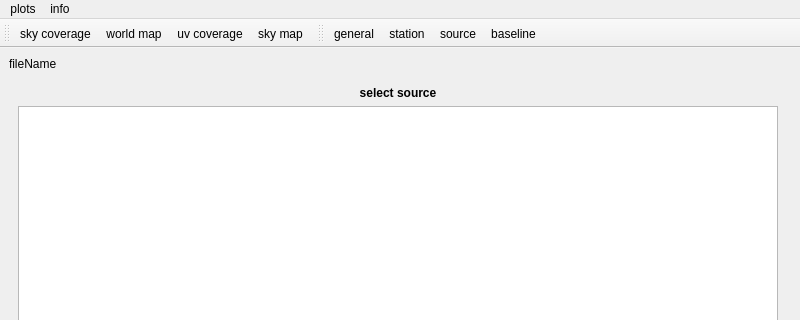
First picture: the form in secondaryGUIs/vieschedpp_analyser.ui, repository TUW-VieVS/VieSchedppGUI, before the edit; both pictures show x 0 to 800 and y 0 to 320 of the 800 by 751 pixel window.
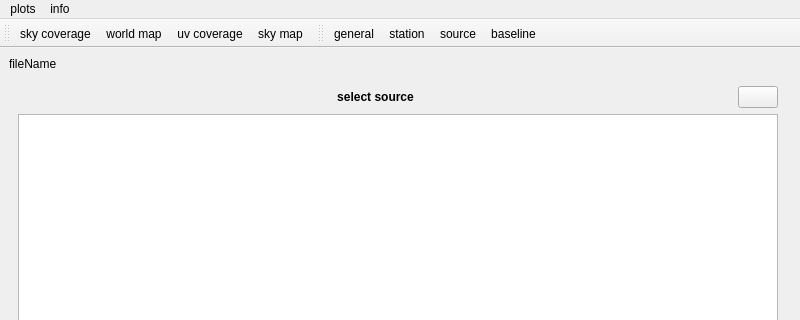
Second picture: the form after the edit. The open tabs and pages were chosen to show the change. Icons and pictures are not drawn.

What changed in the file:
```diff
--- a/secondaryGUIs/vieschedpp_analyser.ui
+++ b/secondaryGUIs/vieschedpp_analyser.ui
@@ -1066,6 +1066,27 @@
           <widget class="QWidget" name="verticalLayoutWidget">
            <layout class="QVBoxLayout" name="verticalLayout_6">
             <item>
+             <layout class="QHBoxLayout" name="horizontalLayout_14">
+              <property name="topMargin">
+               <number>0</number>
+              </property>
+              <property name="rightMargin">
+               <number>0</number>
+              </property>
+              <item>
+               <spacer name="horizontalSpacer_6">
+                <property name="orientation">
+                 <enum>Qt::Horizontal</enum>
+                </property>
+                <property name="sizeHint" stdset="0">
+                 <size>
+                  <width>40</width>
+                  <height>20</height>
+                 </size>
+                </property>
+               </spacer>
+              </item>
+              <item>
              <widget class="QLabel" name="label_14">
               <property name="styleSheet">
                <string notr="true">font: bold</string>
@@ -1077,6 +1098,32 @@
                <set>Qt::AlignCenter</set>
               </property>
              </widget>
+              </item>
+              <item>
+               <spacer name="horizontalSpacer_7">
+                <property name="orientation">
+                 <enum>Qt::Horizontal</enum>
+                </property>
+                <property name="sizeHint" stdset="0">
+                 <size>
+                  <width>40</width>
+                  <height>20</height>
+                 </size>
+                </property>
+               </spacer>
+              </item>
+              <item>
+               <widget class="QPushButton" name="pushButton_el_screenshot">
+                <property name="text">
+                 <string/>
+                </property>
+                <property name="icon">
+                 <iconset resource="../myresources.qrc">
+                  <normaloff>:/icons/icons/camera.png</normaloff>:/icons/icons/camera.png</iconset>
+                </property>
+               </widget>
+              </item>
+             </layout>
             </item>
             <item>
              <widget class="QTreeView" name="treeView_statistics_source">
```
Left out of the diff: 13 changed lines with no effect on the pictures. Lines whose indentation alone changed are shown as unchanged.
